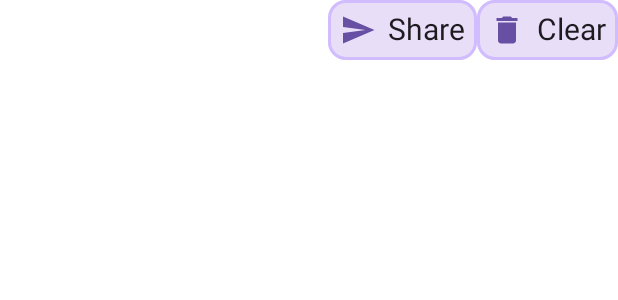
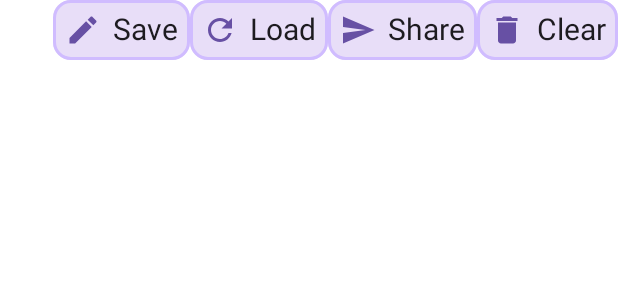
Before and after one commit to ferhatsanli/BringItems, an Android app built with Jetpack Compose: the @Preview function PreviewListOperationsBar, on a phone screen of 412 x 824 dp. Shown: the top 300 px of the screen. Run offline under Robolectric (Android 15) with nearby library versions, the phone set to English and light mode, and no system bars.

Commit message:
New Features>> {[save/load the list]}

```diff
--- a/app/build.gradle.kts
+++ b/app/build.gradle.kts
@@ -53,6 +53,7 @@ dependencies {
     implementation(libs.androidx.navigation.compose)
     implementation(libs.androidx.compose.material.icons.core)
     implementation(libs.androidx.material3)
+    implementation(libs.gson)
     testImplementation(libs.junit)
     androidTestImplementation(libs.androidx.junit)
     androidTestImplementation(libs.androidx.espresso.core)
--- a/app/src/main/java/com/ferhat/bringitems/ui/OrderList.kt
+++ b/app/src/main/java/com/ferhat/bringitems/ui/OrderList.kt
@@ -4,6 +4,7 @@ import CustomerOrders
 import Product
 import androidx.compose.foundation.layout.Arrangement
 import androidx.compose.foundation.layout.Column
+import androidx.compose.foundation.layout.FlowRow
 import androidx.compose.foundation.layout.Row
 import androidx.compose.foundation.layout.fillMaxWidth
 import androidx.compose.foundation.lazy.LazyColumn
@@ -15,6 +16,9 @@ import androidx.compose.ui.Modifier
 import androidx.compose.ui.tooling.preview.Preview
 import androidx.compose.material.icons.automirrored.filled.Send
 import androidx.compose.material.icons.filled.Delete
+import androidx.compose.material.icons.filled.Done
+import androidx.compose.material.icons.filled.Edit
+import androidx.compose.material.icons.filled.Refresh
 
 
 @Composable
@@ -37,24 +41,40 @@ fun OrderList(theList: CustomerOrders, modifier: Modifier = Modifier) {
 @Composable
 fun ListOperationsBar(
     modifier: Modifier = Modifier,
+    onSaveButtonClicked: () -> Unit = {},
+    onLoadButtonClicked: () -> Unit = {},
     onShareButtonClicked: () -> Unit = {},
     onClearButtonClicked: () -> Unit = {}
 ) {
     Column(modifier = modifier) {
-        Row(
-            verticalAlignment = Alignment.Bottom,
+        FlowRow(
+//            verticalAlignment = Alignment.Bottom,
             horizontalArrangement = Arrangement.End,
             modifier = Modifier.fillMaxWidth()
         ) {
             CommonButton(
+                icon = Icons.Filled.Edit,
+                title = "Save",
+                onClick = onSaveButtonClicked,
+//                modifier = Modifier.weight(1f)
+            )
+            CommonButton(
+                icon = Icons.Filled.Refresh,
+                title = "Load",
+                onClick = onLoadButtonClicked,
+//                modifier = Modifier.weight(1f)
+            )
+            CommonButton(
                 icon = Icons.AutoMirrored.Filled.Send,
                 title = "Share",
-                onClick = onShareButtonClicked
+                onClick = onShareButtonClicked,
+//                modifier = Modifier.weight(1f)
             )
             CommonButton(
                 icon = Icons.Filled.Delete,
                 title = "Clear",
-                onClick = onClearButtonClicked
+                onClick = onClearButtonClicked,
+//                modifier = Modifier.weight(1f)
             )
         }
     }
--- a/gradle/libs.versions.toml
+++ b/gradle/libs.versions.toml
@@ -6,11 +6,10 @@ junit = "4.13.2"
 junitVersion = "1.3.0"
 espressoCore = "3.7.0"
 lifecycleRuntimeKtx = "2.10.0"
-activityCompose = "1.8.0"
-composeBom = "2024.09.00"
 navigationCompose = "2.9.6"
 materialIconsCore = "1.7.8"
 material3 = "1.4.0"
+gson = "2.13.2"
 
 [libraries]
 androidx-core-ktx = { group = "androidx.core", name = "core-ktx", version.ref = "coreKtx" }
@@ -30,6 +29,7 @@ androidx-compose-material3 = { group = "androidx.compose.material3", name = "mat
 androidx-navigation-compose = { group = "androidx.navigation", name = "navigation-compose", version.ref = "navigationCompose" }
 androidx-compose-material-icons-core = { group = "androidx.compose.material", name = "material-icons-core", version.ref = "materialIconsCore" }
 androidx-material3 = { group = "androidx.compose.material3", name = "material3", version.ref = "material3" }
+gson = {group = "com.google.code.gson", name = "gson", version.ref = "gson"}
 
 [plugins]
 android-application = { id = "com.android.application", version.ref = "agp" }
```
Also changed, not shown: app/src/main/java/com/ferhat/bringitems/CustomerOrders.kt (+40 -9 lines), app/src/main/java/com/ferhat/bringitems/ui/MainScreen.kt (+18 -17 lines).
